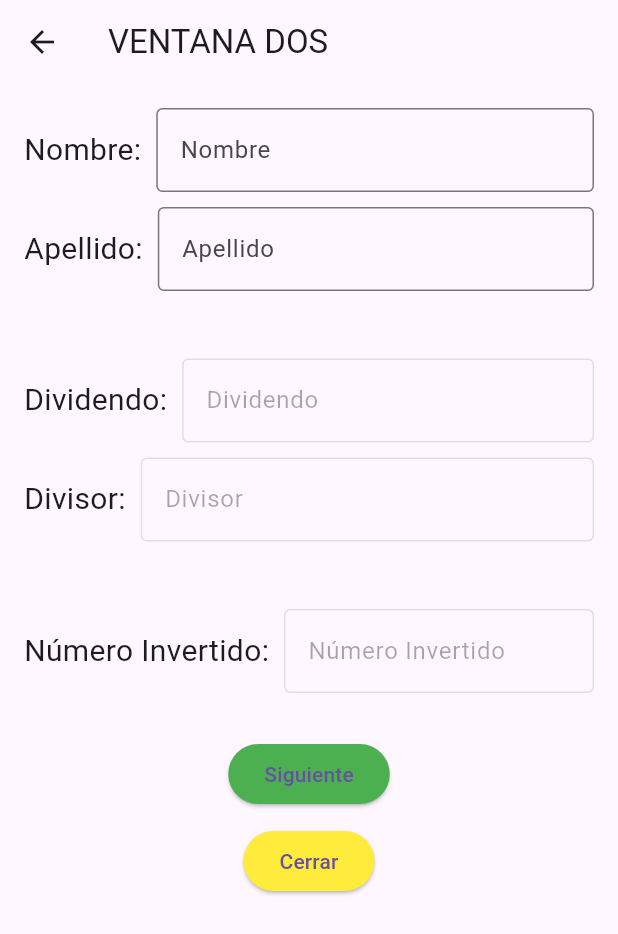
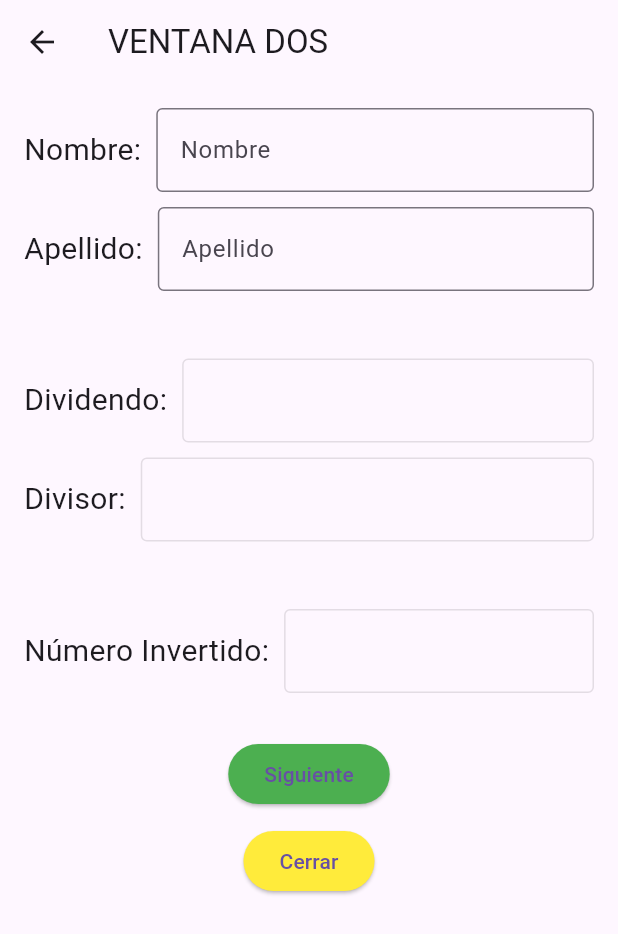
Before and after one commit to AlexaKazn/Prueba, a Flutter app: the VentanaDosNDPA screen opened directly, on a phone screen of 412 x 824 dp. Shown: the top 934 px of the screen. Run offline on Flutter 3.47's test engine with Material 3 defaults, Android fonts, the light colour scheme and no system bars.

Commit message:
PAOLA NUNEZ: 19:37

```diff
--- a/lib/pages/ventanaDosNDPA.dart
+++ b/lib/pages/ventanaDosNDPA.dart
@@ -48,15 +48,88 @@ class _VentanaDosNDPAState extends State<VentanaDosNDPA> {
         padding: const EdgeInsets.all(16.0),
         child: Column(
           children: [
-            _buildEditableField("Nombre:", nombresControllerNDPA),
+            Row(
+              children: [
+                const Text("Nombre:", style: TextStyle(fontSize: 20)),
+                const SizedBox(width: 10),
+                Expanded(
+                  child: TextField(
+                    controller: nombresControllerNDPA,
+                    decoration: const InputDecoration(
+                      border: OutlineInputBorder(),
+                      labelText: "Nombre",
+                    ),
+                  ),
+                ),
+              ],
+            ),
             const SizedBox(height: 10),
-            _buildEditableField("Apellido:", apellidosControllerNDPA),
+            Row(
+              children: [
+                const Text("Apellido:", style: TextStyle(fontSize: 20)),
+                const SizedBox(width: 10),
+                Expanded(
+                  child: TextField(
+                    controller: apellidosControllerNDPA,
+                    decoration: const InputDecoration(
+                      border: OutlineInputBorder(),
+                      labelText: "Apellido",
+                    ),
+                  ),
+                ),
+              ],
+            ),
             const SizedBox(height: 45),
-            _buildReadOnlyField("Dividendo:", dividendoNDPA),
+            Row(
+              children: [
+                const Text("Dividendo:", style: TextStyle(fontSize: 20)),
+                const SizedBox(width: 10),
+                Expanded(
+                  child: TextField(
+                    enabled: false,
+                    controller: TextEditingController(text: dividendoNDPA ?? ''),
+                    decoration: const InputDecoration(
+                      border: OutlineInputBorder(),
+                      labelText: "",
+                    ),
+                  ),
+                ),
+              ],
+            ),
             const SizedBox(height: 10),
-            _buildReadOnlyField("Divisor:", divisorNDPA),
+            Row(
+              children: [
+                const Text("Divisor:", style: TextStyle(fontSize: 20)),
+                const SizedBox(width: 10),
+                Expanded(
+                  child: TextField(
+                    enabled: false,
+                    controller: TextEditingController(text: divisorNDPA ?? ''),
+                    decoration: const InputDecoration(
+                      border: OutlineInputBorder(),
+                      labelText: "",
+                    ),
+                  ),
+                ),
+              ],
+            ),
             const SizedBox(height: 45),
-            _buildReadOnlyField("Número Invertido:", numeroInvertidoNDPA),
+            Row(
+              children: [
+                const Text("Número Invertido:", style: TextStyle(fontSize: 20)),
+                const SizedBox(width: 10),
+                Expanded(
+                  child: TextField(
+                    enabled: false,
+                    controller: TextEditingController(text: numeroInvertidoNDPA ?? ''),
+                    decoration: const InputDecoration(
+                      border: OutlineInputBorder(),
+                      labelText: "",
+                    ),
+                  ),
+                ),
+              ],
+            ),
             const SizedBox(height: 30),
             ElevatedButton(
               onPressed: () async {
@@ -79,7 +152,6 @@ class _VentanaDosNDPAState extends State<VentanaDosNDPA> {
                 }
               },
               style: ElevatedButton.styleFrom(backgroundColor: Colors.green),
-
               child: const Text("Siguiente"),
             ),
             const SizedBox(height: 10),
@@ -103,41 +175,4 @@ class _VentanaDosNDPAState extends State<VentanaDosNDPA> {
       ),
     );
   }
-
-  Widget _buildEditableField(String label, TextEditingController controller) {
-    return Row(
-      children: [
-        Text(label, style: const TextStyle(fontSize: 20)),
-        const SizedBox(width: 10),
-        Expanded(
-          child: TextField(
-            controller: controller,
-            decoration: InputDecoration(
-              border: const OutlineInputBorder(),
-              labelText: label.replaceAll(":", ""),
-            ),
-          ),
-        ),
-      ],
-    );
-  }
-
-  Widget _buildReadOnlyField(String label, String? value) {
-    return Row(
-      children: [
-        Text(label, style: const TextStyle(fontSize: 20)),
-        const SizedBox(width: 10),
-        Expanded(
-          child: TextField(
-            enabled: false,
-            controller: TextEditingController(text: value ?? ''),
-            decoration: InputDecoration(
-              border: const OutlineInputBorder(),
-              labelText: label.replaceAll(":", ""),
-            ),
-          ),
-        ),
-      ],
-    );
-  }
 }
```
